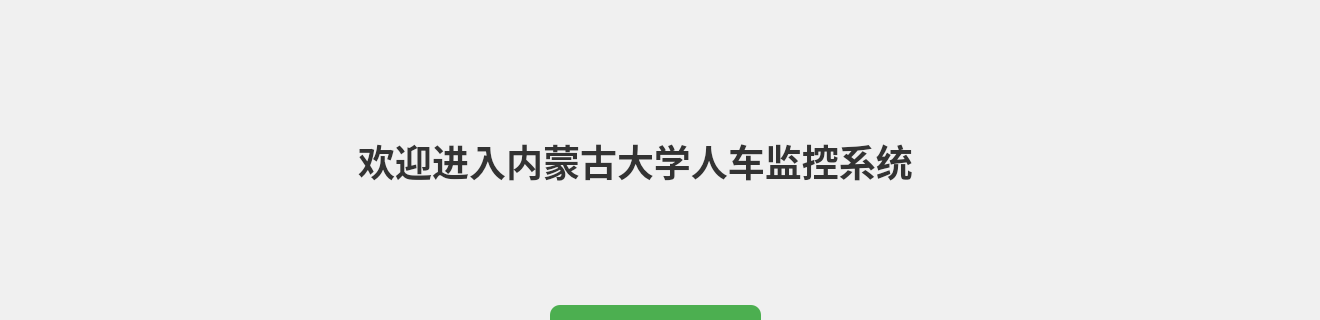
This is monitor/mdui.ui in aicaipig/work as Qt 5 draws it before an edit; both pictures show x 0 to 1320 and y 155 to 475 of the 1320 by 817 pixel window. The edited form follows.
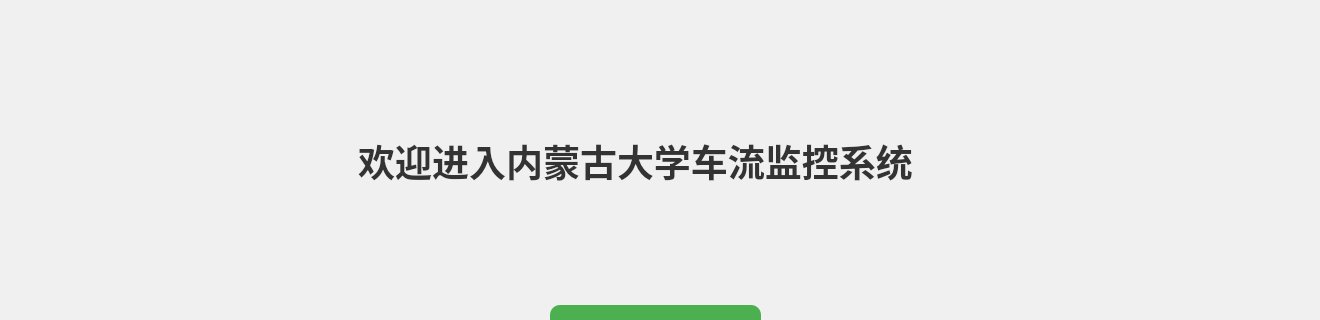
This is the edited form.

```diff
--- a/monitor/mdui.ui
+++ b/monitor/mdui.ui
@@ -49,7 +49,7 @@
     </font>
    </property>
    <property name="text">
-    <string>欢迎进入内蒙古大学人车监控系统</string>
+    <string>欢迎进入内蒙古大学车流监控系统</string>
    </property>
    <property name="alignment">
     <set>Qt::AlignCenter</set>
```
Left out of the diff: 2 changed lines with no effect on the pictures.
